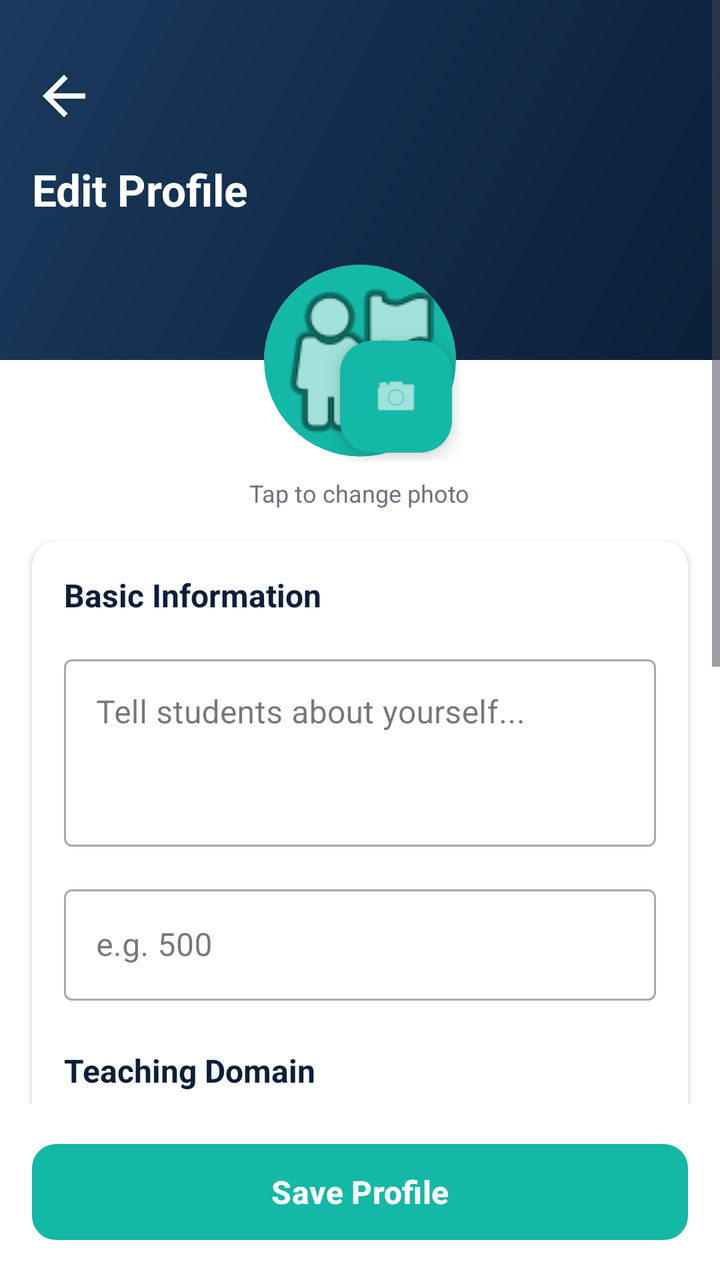
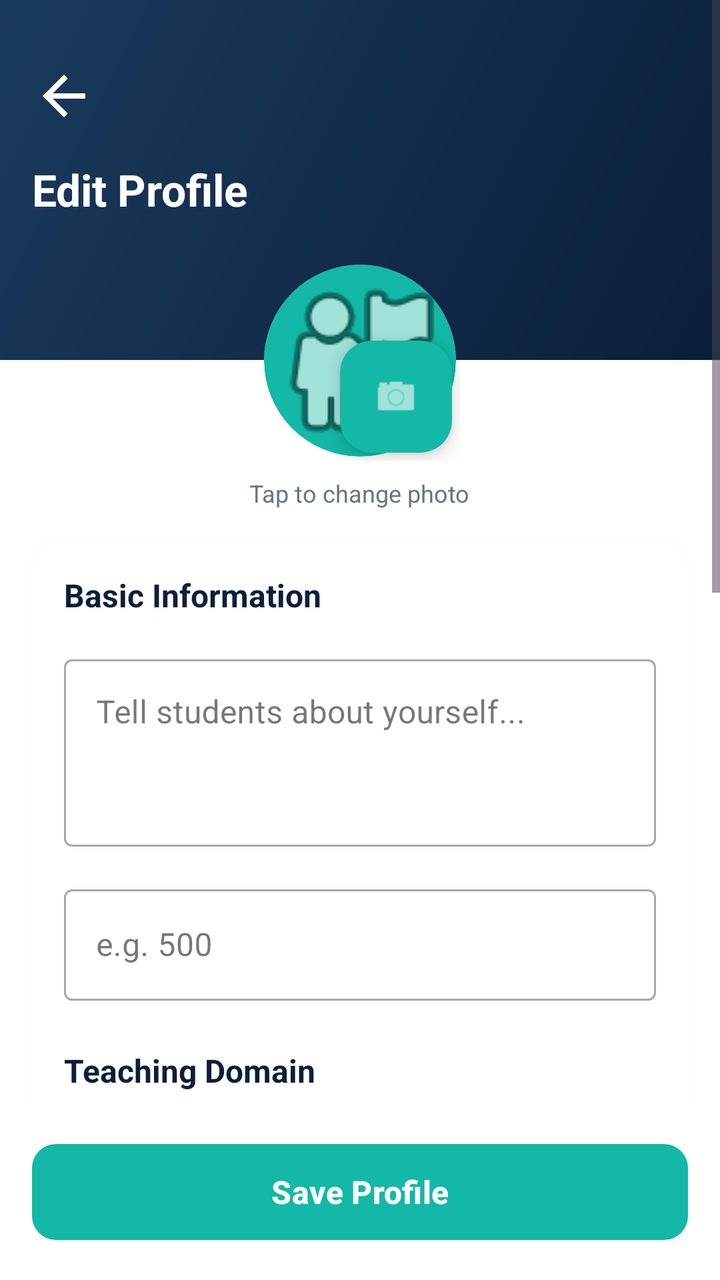

Compare the two renders of this Android layout. The source of the first and the diff that turns it into the second are given below.
<!-- AndroidManifest.xml: application theme Theme.UniAssist -->
<!-- res/layout/activity_tutor_edit_profile.xml -->
<?xml version="1.0" encoding="utf-8"?>
<RelativeLayout xmlns:android="http://schemas.android.com/apk/res/android"
    xmlns:app="http://schemas.android.com/apk/res-auto"
    android:layout_width="match_parent"
    android:layout_height="match_parent"
    android:background="@color/white">

    <ScrollView
        android:layout_width="match_parent"
        android:layout_height="match_parent"
        android:layout_above="@+id/btnSave"
        android:clipToPadding="false"
        android:paddingBottom="24dp">

        <LinearLayout
            android:layout_width="match_parent"
            android:layout_height="wrap_content"
            android:orientation="vertical">

            
            <RelativeLayout
                android:layout_width="match_parent"
                android:layout_height="180dp"
                android:background="@drawable/bg_header_gradient"
                android:padding="16dp">

                <ImageView
                    android:id="@+id/ivBack"
                    android:layout_width="32dp"
                    android:layout_height="32dp"
                    android:layout_marginTop="16dp"
                    android:src="@drawable/ic_back"
                    app:tint="@color/white" />

                <TextView
                    android:layout_width="wrap_content"
                    android:layout_height="wrap_content"
                    android:layout_below="@id/ivBack"
                    android:layout_marginTop="16dp"
                    android:text="Edit Profile"
                    android:textColor="@color/white"
                    android:textSize="22sp"
                    android:textStyle="bold" />
            </RelativeLayout>

            
            <LinearLayout
                android:layout_width="match_parent"
                android:layout_height="wrap_content"
                android:layout_marginTop="-50dp"
                android:gravity="center"
                android:orientation="vertical">

                <RelativeLayout
                    android:id="@+id/rlPhoto"
                    android:layout_width="wrap_content"
                    android:layout_height="wrap_content">

                    <com.google.android.material.imageview.ShapeableImageView
                        android:id="@+id/ivProfile"
                        android:layout_width="100dp"
                        android:layout_height="100dp"
                        android:background="@color/white"
                        android:padding="2dp"
                        android:scaleType="centerCrop"
                        android:src="@drawable/ic_tutor_placeholder"
                        app:shapeAppearanceOverlay="@style/CircleImage" />

                    <com.google.android.material.floatingactionbutton.FloatingActionButton
                        android:layout_width="wrap_content"
                        android:layout_height="wrap_content"
                        android:layout_alignBottom="@id/ivProfile"
                        android:layout_alignEnd="@id/ivProfile"
                        android:layout_margin="4dp"
                        android:src="@android:drawable/ic_menu_camera"
                        app:backgroundTint="@color/accent"
                        app:fabSize="mini"
                        app:tint="@color/white" />
                </RelativeLayout>

                <TextView
                    android:layout_width="wrap_content"
                    android:layout_height="wrap_content"
                    android:layout_marginTop="8dp"
                    android:text="Tap to change photo"
                    android:textColor="@color/text_secondary"
                    android:textSize="12sp" />
            </LinearLayout>

            <androidx.cardview.widget.CardView
                android:layout_width="match_parent"
                android:layout_height="wrap_content"
                android:layout_margin="16dp"
                app:cardCornerRadius="12dp"
                app:cardElevation="2dp">

                <LinearLayout
                    android:layout_width="match_parent"
                    android:layout_height="wrap_content"
                    android:orientation="vertical"
                    android:padding="16dp">

                    
                    <TextView
                        android:layout_width="wrap_content"
                        android:layout_height="wrap_content"
                        android:text="Basic Information"
                        android:textColor="@color/primary"
                        android:textSize="16sp"
                        android:textStyle="bold" />

                    <com.google.android.material.textfield.TextInputLayout
                        style="@style/Widget.MaterialComponents.TextInputLayout.OutlinedBox"
                        android:layout_width="match_parent"
                        android:layout_height="wrap_content"
                        android:layout_marginTop="16dp"
                        android:hint="Tell students about yourself...">

                        <com.google.android.material.textfield.TextInputEditText
                            android:id="@+id/etBio"
                            android:layout_width="match_parent"
                            android:layout_height="wrap_content"
                            android:gravity="top"
                            android:inputType="textMultiLine"
                            android:minLines="3" />
                    </com.google.android.material.textfield.TextInputLayout>

                    <com.google.android.material.textfield.TextInputLayout
                        style="@style/Widget.MaterialComponents.TextInputLayout.OutlinedBox"
                        android:layout_width="match_parent"
                        android:layout_height="wrap_content"
                        android:layout_marginTop="16dp"
                        android:hint="e.g. 500"
                        app:prefixText="NPR ">

                        <com.google.android.material.textfield.TextInputEditText
                            android:id="@+id/etPricing"
                            android:layout_width="match_parent"
                            android:layout_height="wrap_content"
                            android:inputType="numberDecimal" />
                    </com.google.android.material.textfield.TextInputLayout>

                    
                    <TextView
                        android:layout_width="wrap_content"
                        android:layout_height="wrap_content"
                        android:layout_marginTop="24dp"
                        android:text="Teaching Domain"
                        android:textColor="@color/primary"
                        android:textSize="16sp"
                        android:textStyle="bold" />

                    <com.google.android.material.chip.Chip
                        android:id="@+id/chipDomain"
                        android:layout_width="wrap_content"
                        android:layout_height="wrap_content"
                        android:layout_marginTop="8dp"
                        android:text="Academic"
                        android:clickable="false"
                        app:chipBackgroundColor="@color/accent_light"
                        app:chipIcon="@android:drawable/ic_menu_agenda"
                        app:chipIconTint="@color/accent" />

                    
                    <LinearLayout
                        android:id="@+id/llSubjectsSection"
                        android:layout_width="match_parent"
                        android:layout_height="wrap_content"
                        android:layout_marginTop="24dp"
                        android:orientation="vertical">

                        <RelativeLayout
                            android:layout_width="match_parent"
                            android:layout_height="wrap_content">

                            <TextView
                                android:layout_width="wrap_content"
                                android:layout_height="wrap_content"
                                android:text="Subjects"
                                android:textColor="@color/primary"
                                android:textSize="16sp"
                                android:textStyle="bold" />

                            <com.google.android.material.button.MaterialButton
                                android:id="@+id/btnAddSubject"
                                style="@style/Widget.MaterialComponents.Button.TextButton"
                                android:layout_width="wrap_content"
                                android:layout_height="wrap_content"
                                android:layout_alignParentEnd="true"
                                android:text="Add Subject"
                                android:textAllCaps="false"
                                android:textColor="@color/accent"
                                app:icon="@android:drawable/ic_input_add"
                                app:iconTint="@color/accent" />
                        </RelativeLayout>

                        <com.google.android.material.chip.ChipGroup
                            android:id="@+id/chipGroupSubjects"
                            android:layout_width="match_parent"
                            android:layout_height="wrap_content"
                            android:layout_marginTop="8dp" />
                    </LinearLayout>

                    
                    <LinearLayout
                        android:id="@+id/llSkillsSection"
                        android:layout_width="match_parent"
                        android:layout_height="wrap_content"
                        android:layout_marginTop="24dp"
                        android:orientation="vertical">

                        <RelativeLayout
                            android:layout_width="match_parent"
                            android:layout_height="wrap_content">

                            <TextView
                                android:layout_width="wrap_content"
                                android:layout_height="wrap_content"
                                android:text="Skills"
                                android:textColor="@color/primary"
                                android:textSize="16sp"
                                android:textStyle="bold" />

                            <com.google.android.material.button.MaterialButton
                                android:id="@+id/btnAddSkill"
                                style="@style/Widget.MaterialComponents.Button.TextButton"
                                android:layout_width="wrap_content"
                                android:layout_height="wrap_content"
                                android:layout_alignParentEnd="true"
                                android:text="Add Skill"
                                android:textAllCaps="false"
                                android:textColor="@color/accent"
                                app:icon="@android:drawable/ic_input_add"
                                app:iconTint="@color/accent" />
                        </RelativeLayout>

                        <com.google.android.material.chip.ChipGroup
                            android:id="@+id/chipGroupSkills"
                            android:layout_width="match_parent"
                            android:layout_height="wrap_content"
                            android:layout_marginTop="8dp" />
                    </LinearLayout>

                    
                    <LinearLayout
                        android:layout_width="match_parent"
                        android:layout_height="wrap_content"
                        android:layout_marginTop="24dp"
                        android:orientation="vertical">

                        <RelativeLayout
                            android:layout_width="match_parent"
                            android:layout_height="wrap_content">

                            <TextView
                                android:layout_width="wrap_content"
                                android:layout_height="wrap_content"
                                android:text="Availability"
                                android:textColor="@color/primary"
                                android:textSize="16sp"
                                android:textStyle="bold" />

                            <com.google.android.material.button.MaterialButton
                                android:id="@+id/btnAddAvailability"
                                style="@style/Widget.MaterialComponents.Button.TextButton"
                                android:layout_width="wrap_content"
                                android:layout_height="wrap_content"
                                android:layout_alignParentEnd="true"
                                android:text="Add Slot"
                                android:textAllCaps="false"
                                android:textColor="@color/accent"
                                app:icon="@android:drawable/ic_input_add"
                                app:iconTint="@color/accent" />
                        </RelativeLayout>

                        <LinearLayout
                            android:id="@+id/llAvailabilityList"
                            android:layout_width="match_parent"
                            android:layout_height="wrap_content"
                            android:layout_marginTop="8dp"
                            android:orientation="vertical" />
                    </LinearLayout>

                </LinearLayout>
            </androidx.cardview.widget.CardView>

        </LinearLayout>
    </ScrollView>

    <com.google.android.material.button.MaterialButton
        android:id="@+id/btnSave"
        android:layout_width="match_parent"
        android:layout_height="56dp"
        android:layout_alignParentBottom="true"
        android:layout_margin="16dp"
        android:text="Save Profile"
        android:textAllCaps="false"
        android:textColor="@color/white"
        android:textSize="16sp"
        android:textStyle="bold"
        app:backgroundTint="@color/accent"
        app:cornerRadius="12dp" />

    <ProgressBar
        android:id="@+id/progressBar"
        android:layout_width="wrap_content"
        android:layout_height="wrap_content"
        android:layout_centerInParent="true"
        android:visibility="gone" />

</RelativeLayout>
<!-- resources referenced by this layout -->
<resources>
  <color name="accent">#14B8A6</color>
  <color name="accent_light">#ccfbf1</color>
  <color name="primary">#0B1F3A</color>
  <color name="text_secondary">#6B7280</color>
  <color name="white">#FFFFFF</color>
  <!-- drawable bg_header_gradient (drawable) -->
  <?xml version="1.0" encoding="utf-8"?>
  <shape xmlns:android="http://schemas.android.com/apk/res/android"
      android:shape="rectangle">
      <gradient
          android:angle="135"
          android:endColor="@color/primary_light"
          android:startColor="@color/primary"
          android:type="linear" />
  </shape>
  <!-- drawable ic_back (drawable) -->
  <vector xmlns:android="http://schemas.android.com/apk/res/android"
      android:width="24dp"
      android:height="24dp"
      android:viewportWidth="24"
      android:viewportHeight="24">
    <path
        android:fillColor="#FF000000"
        android:pathData="M20,11H7.83l5.59,-5.59L12,4l-8,8 8,8 1.41,-1.41L7.83,13H20v-2z"/>
  </vector>
  <!-- drawable ic_tutor_placeholder (drawable) -->
  <?xml version="1.0" encoding="utf-8"?>
  <layer-list xmlns:android="http://schemas.android.com/apk/res/android">
      <item>
          <shape android:shape="oval">
              <solid android:color="@color/accent" />
          </shape>
      </item>
      <item
          android:drawable="@android:drawable/ic_menu_myplaces"
          android:gravity="center"
          android:width="30dp"
          android:height="30dp" />
  </layer-list>
  <style name="CircleImage">
          <item name="cornerSize">50%</item>
      </style>
  <style name="Theme.UniAssist" parent="Base.Theme.UniAssist">
          <item name="android:windowTranslucentStatus">false</item>
          <item name="android:windowDrawsSystemBarBackgrounds">true</item>
          <item name="android:statusBarColor">@color/primary</item>
      </style>
  <color name="primary_light">#1a3a5c</color>
  <style name="Base.Theme.UniAssist" parent="Theme.Material3.DayNight.NoActionBar">
          
          
      </style>
</resources>

<!-- the commit's change to res/layout/activity_tutor_edit_profile.xml (unified diff, before → after) -->
@@ -275,6 +275,53 @@
 
                         <LinearLayout
                             android:id="@+id/llAvailabilityList"
+                            android:layout_width="match_parent"
+                            android:layout_height="wrap_content"
+                            android:layout_marginTop="8dp"
+                            android:orientation="vertical" />
+                    </LinearLayout>
+
+                    
+                    <LinearLayout
+                        android:layout_width="match_parent"
+                        android:layout_height="wrap_content"
+                        android:layout_marginTop="24dp"
+                        android:orientation="vertical">
+                        
+                        <TextView
+                            android:layout_width="wrap_content"
+                            android:layout_height="wrap_content"
+                            android:text="Verification Documents"
+                            android:textColor="@color/primary"
+                            android:textSize="16sp"
+                            android:textStyle="bold" />
+
+                        <LinearLayout
+                            android:layout_width="match_parent"
+                            android:layout_height="wrap_content"
+                            android:layout_marginTop="8dp"
+                            android:orientation="horizontal">
+
+                            <Spinner
+                                android:id="@+id/spinnerDocType"
+                                android:layout_width="0dp"
+                                android:layout_height="wrap_content"
+                                android:layout_weight="1" />
+
+                            <com.google.android.material.button.MaterialButton
+                                android:id="@+id/btnUploadDocument"
+                                style="@style/Widget.MaterialComponents.Button.TextButton"
+                                android:layout_width="wrap_content"
+                                android:layout_height="wrap_content"
+                                android:text="Upload"
+                                android:textAllCaps="false"
+                                android:textColor="@color/accent"
+                                app:icon="@android:drawable/ic_menu_upload"
+                                app:iconTint="@color/accent" />
+                        </LinearLayout>
+
+                        <LinearLayout
+                            android:id="@+id/llDocumentList"
                             android:layout_width="match_parent"
                             android:layout_height="wrap_content"
                             android:layout_marginTop="8dp"
